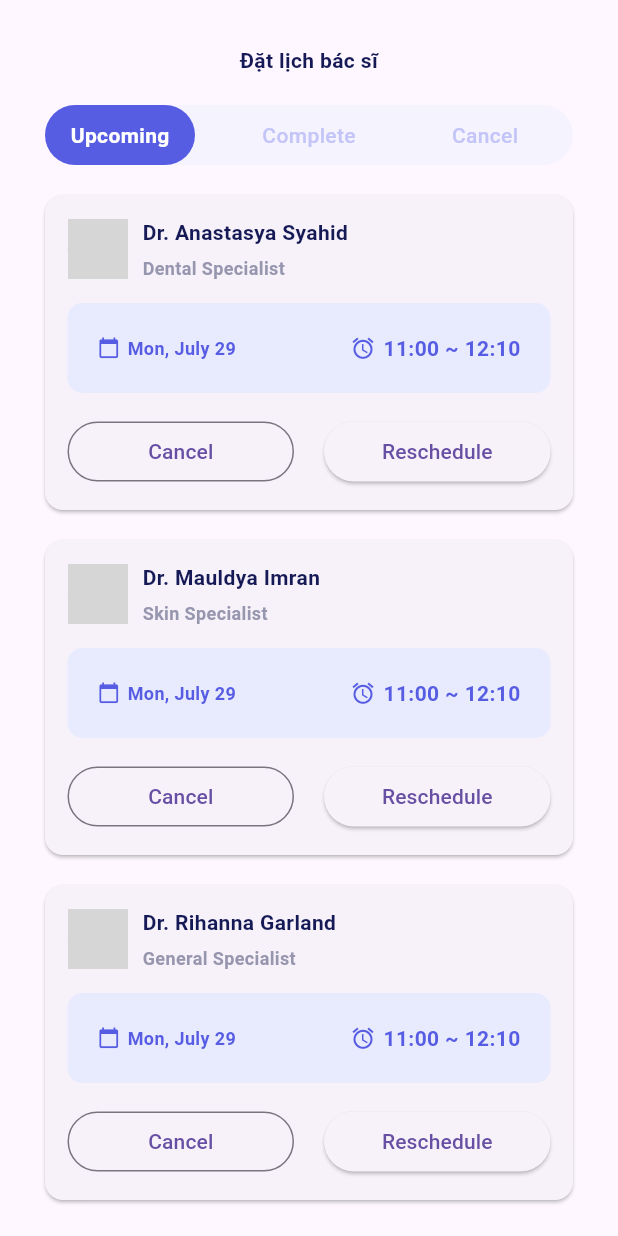
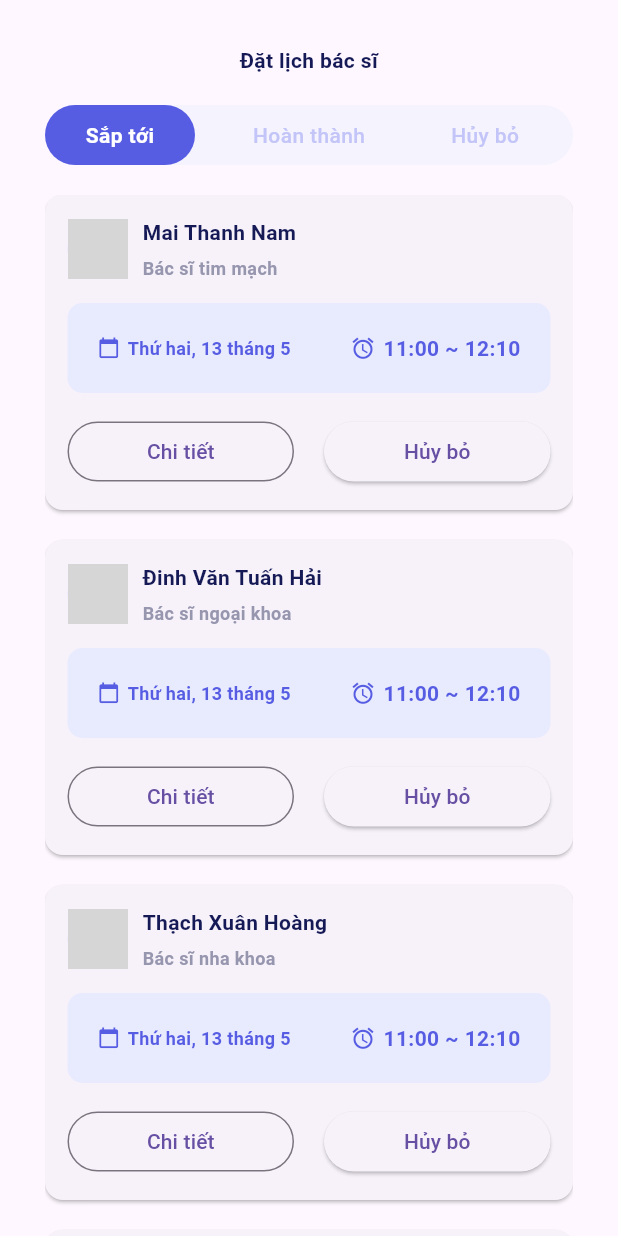
Before and after one commit to chuongit57/app_medicine, a Flutter app: the ScheduleTab screen opened directly, on a phone screen of 412 x 824 dp. Run offline on Flutter 3.47's test engine with Material 3 defaults, Android fonts, the phone set to English and light mode, and no system bars; our stand-ins replace flutter_map, ionicons, latlong2, sqflite; accounts and stored records are empty; grey boxes are pictures that could not be loaded.

Commit message:
new version

```diff
--- a/lib/routes/router.dart
+++ b/lib/routes/router.dart
@@ -1,5 +1,5 @@
 import 'package:flutter/material.dart';
-
+import 'package:path/path.dart';
 import '../screens/auth/login.dart';
 import '../screens/doctor_detail.dart';
 import '../screens/home.dart';
@@ -7,5 +7,5 @@ import '../screens/home.dart';
 Map<String, Widget Function(BuildContext)> routes = {
   '/': (context) => Home(),
   '/detail': (context) => SliverDoctorDetail(),
-  '/login': (context) => LoginScreen(),
+  // '/login': (context) => LoginScreen(),
 };
--- a/lib/screens/auth/signup.dart
+++ b/lib/screens/auth/signup.dart
@@ -126,7 +126,7 @@ class _SignUpState extends State<SignUp> {
                       decoration: InputDecoration(
                           icon: const Icon(Icons.lock),
                           border: InputBorder.none,
-                          hintText: "Password",
+                          hintText: "Confirm password",
                           suffixIcon: IconButton(
                               onPressed: () {
                                 //In here we will create a click to show and hide the password a toggle button
--- a/lib/screens/home.dart
+++ b/lib/screens/home.dart
@@ -1,3 +1,4 @@
+import 'package:app_medicine/tabs/SettingTab.dart';
 import 'package:flutter/material.dart';
 
 import '../styles/colors.dart';
@@ -14,6 +15,7 @@ class Home extends StatefulWidget {
 List<Map> navigationBarItems = [
   {'icon': Icons.local_hospital, 'index': 0},
   {'icon': Icons.calendar_today, 'index': 1},
+  {'icon': Icons.account_balance, 'index': 2},
 ];
 
 class _HomeState extends State<Home> {
@@ -31,6 +33,7 @@ class _HomeState extends State<Home> {
         onPressedScheduleCard: goToSchedule,
       ),
       ScheduleTab(),
+      SettingTab(),
     ];
 
     return Scaffold(
--- a/lib/tabs/ScheduleTab.dart
+++ b/lib/tabs/ScheduleTab.dart
@@ -11,55 +11,69 @@ class ScheduleTab extends StatefulWidget {
 }
 
 enum FilterStatus { Upcoming, Complete, Cancel }
+extension FilterStatusExtension on FilterStatus {
+  String get name {
+    switch (this) {
+      case FilterStatus.Upcoming:
+        return 'Sắp tới';
+      case FilterStatus.Complete:
+        return 'Hoàn thành';
+      case FilterStatus.Cancel:
+        return 'Hủy bỏ';
+      default:
+        return "";
+    }
+  }
+}
 
 List<Map> schedules = [
   {
-    'img': 'assets/doctor01.jpeg',
-    'doctorName': 'Dr. Anastasya Syahid',
-    'doctorTitle': 'Dental Specialist',
-    'reservedDate': 'Monday, Aug 29',
+    'img': 'lib/assets/doctor2.png',
+    'doctorName': 'Mai Thanh Nam',
+    'doctorTitle': 'Bác sĩ tim mạch',
+    'reservedDate': 'Thứ 3, 14 tháng 5',
+    'reservedTime': '08:00 - 11:00',
+    'status': FilterStatus.Upcoming
+  },
+  {
+    'img': 'lib/assets/doctor2.png',
+    'doctorName': 'Nguyễn Lê Lâm',
+    'doctorTitle': 'Bác sĩ thần kinh',
+    'reservedDate': 'Thứ 2, 13 tháng 5',
+    'reservedTime': '07:00 - 09:00',
+    'status': FilterStatus.Complete
+  },
+  {
+    'img': 'lib/assets/doctor2.png',
+    'doctorName': 'Đinh Văn Tuấn Hải',
+    'doctorTitle': 'Bác sĩ ngoại khoa',
+    'reservedDate': 'Thứ 2, 13 tháng 5',
+    'reservedTime': '11:00 - 14:00',
+    'status': FilterStatus.Upcoming
+  },
+  {
+    'img': 'lib/assets/doctor2.png',
+    'doctorName': 'Thạch Xuân Hoàng',
+    'doctorTitle': 'Bác sĩ nha khoa',
+    'reservedDate': 'Thứ 4, 15 tháng 5',
     'reservedTime': '11:00 - 12:00',
     'status': FilterStatus.Upcoming
   },
   {
-    'img': 'assets/doctor02.png',
-    'doctorName': 'Dr. Mauldya Imran',
-    'doctorTitle': 'Skin Specialist',
-    'reservedDate': 'Monday, Sep 29',
-    'reservedTime': '11:00 - 12:00',
-    'status': FilterStatus.Upcoming
-  },
-  {
-    'img': 'assets/doctor03.jpeg',
-    'doctorName': 'Dr. Rihanna Garland',
-    'doctorTitle': 'General Specialist',
-    'reservedDate': 'Monday, Jul 29',
-    'reservedTime': '11:00 - 12:00',
-    'status': FilterStatus.Upcoming
-  },
-  {
-    'img': 'assets/doctor04.jpeg',
-    'doctorName': 'Dr. John Doe',
-    'doctorTitle': 'Something Specialist',
-    'reservedDate': 'Monday, Jul 29',
-    'reservedTime': '11:00 - 12:00',
-    'status': FilterStatus.Complete
-  },
-  {
-    'img': 'assets/doctor05.jpeg',
-    'doctorName': 'Dr. Sam Smithh',
-    'doctorTitle': 'Other Specialist',
-    'reservedDate': 'Monday, Jul 29',
-    'reservedTime': '11:00 - 12:00',
+    'img': 'lib/assets/doctor2.png',
+    'doctorName': 'Hồ Huy',
+    'doctorTitle': 'Bác sĩ da liễu',
+    'reservedDate': 'Thứ 2, 13 tháng 5',
+    'reservedTime': '13:00 - 17:00',
     'status': FilterStatus.Cancel
   },
   {
-    'img': 'assets/doctor05.jpeg',
-    'doctorName': 'Dr. Sam Smithh',
-    'doctorTitle': 'Other Specialist',
-    'reservedDate': 'Monday, Jul 29',
-    'reservedTime': '11:00 - 12:00',
-    'status': FilterStatus.Cancel
+    'img': 'lib/assets/doctor2.png',
+    'doctorName': 'Nguyễn Đào Anh Tuấn',
+    'doctorTitle': 'Bác sĩ răng hàm mặt',
+    'reservedDate': 'Thứ 4, 15 tháng 5',
+    'reservedTime': '13:00 - 17:00',
+    'status': FilterStatus.Upcoming
   },
 ];
 
@@ -211,7 +225,7 @@ class _ScheduleTabState extends State<ScheduleTab> {
                             children: [
                               Expanded(
                                 child: OutlinedButton(
-                                  child: Text('Cancel'),
+                                  child: Text('Chi tiết'),
                                   onPressed: () {},
                                 ),
                               ),
@@ -220,7 +234,7 @@ class _ScheduleTabState extends State<ScheduleTab> {
                               ),
                               Expanded(
                                 child: ElevatedButton(
-                                  child: Text('Reschedule'),
+                                  child: Text('Hủy bỏ'),
                                   onPressed: () => {},
                                 ),
                               )
@@ -269,7 +283,7 @@ class DateTimeCard extends StatelessWidget {
                 width: 5,
               ),
               Text(
-                'Mon, July 29',
+                'Thứ hai, 13 tháng 5',
                 style: TextStyle(
                   fontSize: 12,
                   color: Color(MyColors.primary),
```
Also changed, not shown: lib/screens/doctor_detail.dart (+25 -14 lines), lib/screens/edit_settings_screen.dart (added, +127 -0 lines), lib/tabs/HomeTab.dart (+47 -61 lines), lib/tabs/SettingTab.dart (added, +136 -0 lines), lib/widgets/edit_item.dart (added, +35 -0 lines), lib/widgets/forward_button.dart (added, +26 -0 lines), lib/widgets/setting_item.dart (added, +67 -0 lines), lib/widgets/setting_switch.dart (added, +61 -0 lines), lib/assets/avatar1.jpg (added).
